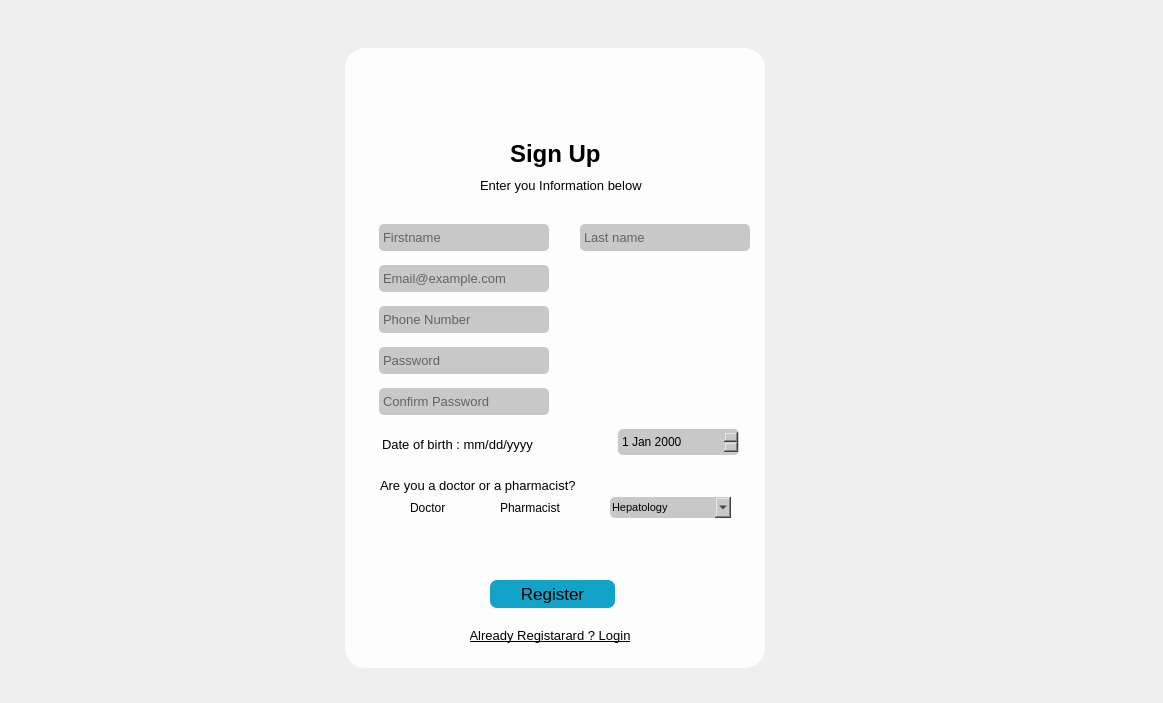
Behiry1/Smart_Pharmcy_System, file Application_Pharm/Final_Main_FFuiFF.ui: the form before one commit.
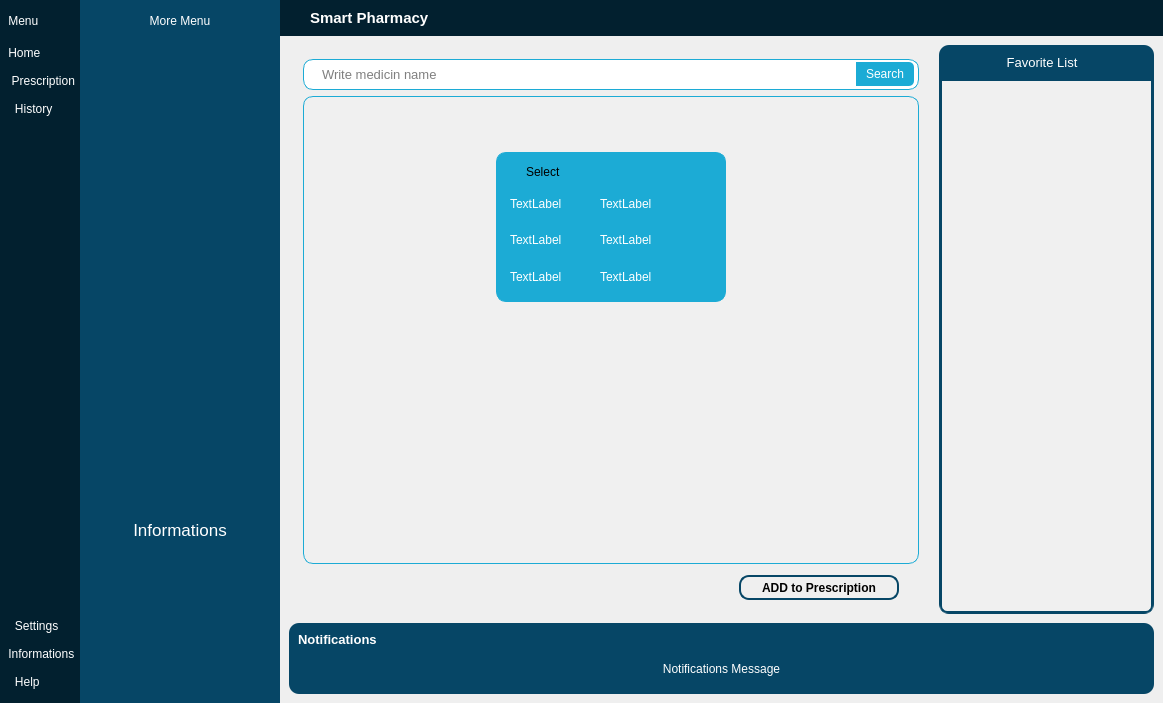
The form after the commit. The open tabs and pages were chosen to show the change. Icons and pictures are not drawn.

The edit to the form file:
```diff
--- a/Application_Pharm/Final_Main_FFuiFF.ui
+++ b/Application_Pharm/Final_Main_FFuiFF.ui
@@ -59,924 +59,6 @@
          <property name="currentIndex">
           <number>0</number>
          </property>
-         <widget class="QWidget" name="Login_SignUp_Page">
-          <property name="styleSheet">
-           <string notr="true">*{
-	background-color:;
-	background-image:url(:/Image_photo/Image_for_main/BGp.jpeg);
-	background-size: cover;
-    background-size: cover;
-    background-position: center;
-    background-repeat: no-repeat;
-    height: 100vh;
-    background-repeat: no-repeat;
-    background-size: 100% 100%;;
-
-}</string>
-          </property>
-          <layout class="QGridLayout" name="gridLayout">
-           <item row="0" column="0" alignment="Qt::AlignHCenter">
-            <widget class="QWidget" name="widget_2" native="true">
-             <property name="minimumSize">
-              <size>
-               <width>500</width>
-               <height>680</height>
-              </size>
-             </property>
-             <property name="styleSheet">
-              <string notr="true">*{
-border:none;
-Background-color: transparent;
-Background : transparent;
-padding:0;
-margin:0;
-color:#ffff;
-}
-
-#Login {
-    background-color: rgba(255, 255, 255, 0.9); /* Adjust the alpha value as needed */
-    border-radius: 20px;
-}
-
-#lineEdit , #lineEdit_2 , #lineEdit_3 , #lineEdit_4 , #lineEdit_5 , #lineEdit_6 , #dateEdit , #comboBox , #lineEdit_7 , #lineEdit_8
-{
-   background-color :rgb(200, 200, 200); 
-	padding : 4px 2px;
-    border-radius :5px;
-
-}
-#pushButton , #pushButton_4 {
-background-color:rgb(18, 163, 200);
-    border-radius: 7px;
-}
-#ErrorMessage , #ErrorMessage_2 {
-	color: red;
-    display: inline-block;
-    text-align: center;
-}
-</string>
-             </property>
-             <layout class="QVBoxLayout" name="verticalLayout_5">
-              <item alignment="Qt::AlignHCenter">
-               <widget class="QWidget" name="widget_3" native="true">
-                <property name="minimumSize">
-                 <size>
-                  <width>490</width>
-                  <height>680</height>
-                 </size>
-                </property>
-                <property name="maximumSize">
-                 <size>
-                  <width>450</width>
-                  <height>680</height>
-                 </size>
-                </property>
-                <layout class="QVBoxLayout" name="verticalLayout_3">
-                 <item>
-                  <widget class="QWidget" name="Login" native="true">
-                   <property name="minimumSize">
-                    <size>
-                     <width>420</width>
-                     <height>620</height>
-                    </size>
-                   </property>
-                   <property name="maximumSize">
-                    <size>
-                     <width>420</width>
-                     <height>620</height>
-                    </size>
-                   </property>
-                   <layout class="QVBoxLayout" name="verticalLayout_4">
-                    <item alignment="Qt::AlignHCenter">
-                     <widget class="QStackedWidget" name="stackedWidget_2">
-                      <property name="minimumSize">
-                       <size>
-                        <width>390</width>
-                        <height>0</height>
-                       </size>
-                      </property>
-                      <property name="maximumSize">
-                       <size>
-                        <width>420</width>
-                        <height>16777215</height>
-                       </size>
-                      </property>
-                      <property name="currentIndex">
-                       <number>0</number>
-                      </property>
-                      <widget class="QWidget" name="LoginPage">
-                       <layout class="QGridLayout" name="gridLayout_2">
-                        <item row="0" column="2">
-                         <spacer name="horizontalSpacer_2">
-                          <property name="orientation">
-                           <enum>Qt::Horizontal</enum>
-                          </property>
-                          <property name="sizeHint" stdset="0">
-                           <size>
-                            <width>40</width>
-                            <height>20</height>
-                           </size>
-                          </property>
-                         </spacer>
-                        </item>
-                        <item row="1" column="1">
-                         <widget class="QFrame" name="frame_2">
-                          <property name="minimumSize">
-                           <size>
-                            <width>0</width>
-                            <height>135</height>
-                           </size>
-                          </property>
-                          <property name="frameShape">
-                           <enum>QFrame::StyledPanel</enum>
-                          </property>
-                          <property name="frameShadow">
-                           <enum>QFrame::Raised</enum>
-                          </property>
-                          <layout class="QGridLayout" name="gridLayout_3">
-                           <item row="1" column="0">
-                            <widget class="QLineEdit" name="lineEdit_7">
-                             <property name="minimumSize">
-                              <size>
-                               <width>215</width>
-                               <height>30</height>
-                              </size>
-                             </property>
-                             <property name="maximumSize">
-                              <size>
-                               <width>192</width>
-                               <height>27</height>
-                              </size>
-                             </property>
-                             <property name="font">
-                              <font>
-                               <pointsize>10</pointsize>
-                              </font>
-                             </property>
-                             <property name="placeholderText">
-                              <string>Email@example.com</string>
-                             </property>
-                            </widget>
-                           </item>
-                           <item row="3" column="0">
-                            <widget class="QLineEdit" name="lineEdit_8">
-                             <property name="minimumSize">
-                              <size>
-                               <width>215</width>
-                               <height>30</height>
-                              </size>
-                             </property>
-                             <property name="maximumSize">
-                              <size>
-                               <width>150</width>
-                               <height>27</height>
-                              </size>
-                             </property>
-                             <property name="font">
-                              <font>
-                               <pointsize>10</pointsize>
-                              </font>
-                             </property>
-                             <property name="echoMode">
-                              <enum>QLineEdit::Password</enum>
-                             </property>
-                             <property name="placeholderText">
-                              <string>Password</string>
-                             </property>
-                            </widget>
-                           </item>
-                          </layout>
-                         </widget>
-                        </item>
-                        <item row="0" column="1">
-                         <widget class="QWidget" name="widget_4" native="true">
-                          <property name="minimumSize">
-                           <size>
-                            <width>124</width>
-                            <height>150</height>
-                           </size>
-                          </property>
-                          <property name="maximumSize">
-                           <size>
-                            <width>225</width>
-                            <height>16777215</height>
-                           </size>
-                          </property>
-                          <widget class="QLabel" name="label_9">
-                           <property name="geometry">
-                            <rect>
-                             <x>80</x>
-                             <y>50</y>
-                             <width>66</width>
-                             <height>65</height>
-                            </rect>
-                           </property>
-                           <property name="minimumSize">
-                            <size>
-                             <width>64</width>
-                             <height>64</height>
-                            </size>
-                           </property>
-                           <property name="maximumSize">
-                            <size>
-                             <width>66</width>
-                             <height>66</height>
-                            </size>
-                           </property>
-                           <property name="text">
-                            <string/>
-                           </property>
-                           <property name="pixmap">
-                            <pixmap resource="Final_Main_ph.qrc">:/Icon_custom/Image_for_main/icon_custom/login.png</pixmap>
-                           </property>
-                          </widget>
-                          <widget class="QLabel" name="label_10">
-                           <property name="geometry">
-                            <rect>
-                             <x>80</x>
-                             <y>130</y>
-                             <width>91</width>
-                             <height>31</height>
-                            </rect>
-                           </property>
-                           <property name="font">
-                            <font>
-                             <pointsize>18</pointsize>
-                             <weight>75</weight>
-                             <bold>true</bold>
-                            </font>
-                           </property>
-                           <property name="layoutDirection">
-                            <enum>Qt::LeftToRight</enum>
-                           </property>
-                           <property name="autoFillBackground">
-                            <bool>false</bool>
-                           </property>
-                           <property name="text">
-                            <string>Login</string>
-                           </property>
-                          </widget>
-                          <widget class="QLabel" name="label_11">
-                           <property name="geometry">
-                            <rect>
-                             <x>15</x>
-                             <y>170</y>
-                             <width>201</width>
-                             <height>20</height>
-                            </rect>
-                           </property>
-                           <property name="font">
-                            <font>
-                             <pointsize>10</pointsize>
-                            </font>
-                           </property>
-                           <property name="text">
-                            <string>Welcome To Smart Pharmacy App</string>
-                           </property>
-                          </widget>
-                         </widget>
-                        </item>
-                        <item row="0" column="0">
-                         <spacer name="horizontalSpacer">
-                          <property name="orientation">
-                           <enum>Qt::Horizontal</enum>
-                          </property>
-                          <property name="sizeHint" stdset="0">
-                           <size>
-                            <width>40</width>
-                            <height>20</height>
-                           </size>
-                          </property>
-                         </spacer>
-                        </item>
-                        <item row="2" column="0" colspan="3">
-                         <widget class="QFrame" name="frame_3">
-                          <property name="minimumSize">
-                           <size>
-                            <width>209</width>
-                            <height>100</height>
-                           </size>
-                          </property>
-                          <property name="frameShape">
-                           <enum>QFrame::StyledPanel</enum>
-                          </property>
-                          <property name="frameShadow">
-                           <enum>QFrame::Raised</enum>
-                          </property>
-                          <widget class="QPushButton" name="pushButton_3">
-                           <property name="geometry">
-                            <rect>
-                             <x>103</x>
-                             <y>131</y>
-                             <width>170</width>
-                             <height>25</height>
-                            </rect>
-                           </property>
-                           <property name="minimumSize">
-                            <size>
-                             <width>170</width>
-                             <height>25</height>
-                            </size>
-                           </property>
-                           <property name="maximumSize">
-                            <size>
-                             <width>160</width>
-                             <height>25</height>
-                            </size>
-                           </property>
-                           <property name="font">
-                            <font>
-                             <pointsize>10</pointsize>
-                             <underline>true</underline>
-                            </font>
-                           </property>
-                           <property name="text">
-                            <string>Not Registerd ? Register </string>
-                           </property>
-                          </widget>
-                          <widget class="QPushButton" name="pushButton_4">
-                           <property name="geometry">
-                            <rect>
-                             <x>117</x>
-                             <y>70</y>
-                             <width>140</width>
-                             <height>30</height>
-                            </rect>
-                           </property>
-                           <property name="minimumSize">
-                            <size>
-                             <width>140</width>
-                             <height>30</height>
-                            </size>
-                           </property>
-                           <property name="maximumSize">
-                            <size>
-                             <width>140</width>
-                             <height>28</height>
-                            </size>
-                           </property>
-                           <property name="font">
-                            <font>
-                             <pointsize>13</pointsize>
-                             <weight>50</weight>
-                             <italic>false</italic>
-                             <bold>false</bold>
-                             <strikeout>false</strikeout>
-                             <stylestrategy>PreferAntialias</stylestrategy>
-                             <kerning>true</kerning>
-                            </font>
-                           </property>
-                           <property name="text">
-                            <string>Login</string>
-                           </property>
-                          </widget>
-                          <widget class="QLabel" name="ErrorMessage_2">
-                           <property name="geometry">
-                            <rect>
-                             <x>50</x>
-                             <y>0</y>
-                             <width>271</width>
-                             <height>20</height>
-                            </rect>
-                           </property>
-                           <property name="text">
-                            <string/>
-                           </property>
-                           <property name="wordWrap">
-                            <bool>true</bool>
-                           </property>
-                          </widget>
-                         </widget>
-                        </item>
-                       </layout>
-                      </widget>
-                      <widget class="QWidget" name="RegisterPage">
-                       <widget class="QWidget" name="widget_5" native="true">
-                        <property name="geometry">
-                         <rect>
-                          <x>100</x>
-                          <y>11</y>
-                          <width>201</width>
-                          <height>131</height>
-                         </rect>
-                        </property>
-                        <widget class="QLabel" name="label">
-                         <property name="geometry">
-                          <rect>
-                           <x>70</x>
-                           <y>0</y>
-                           <width>61</width>
-                           <height>61</height>
-                          </rect>
-                         </property>
-                         <property name="minimumSize">
-                          <size>
-                           <width>50</width>
-                           <height>50</height>
-                          </size>
-                         </property>
-                         <property name="maximumSize">
-                          <size>
-                           <width>64</width>
-                           <height>64</height>
-                          </size>
-                         </property>
-                         <property name="text">
-                          <string/>
-                         </property>
-                         <property name="pixmap">
-                          <pixmap resource="Final_Main_ph.qrc">:/Icon_custom/Image_for_main/icon_custom/add-friend50px.png</pixmap>
-                         </property>
-                        </widget>
-                        <widget class="QLabel" name="label_2">
-                         <property name="geometry">
-                          <rect>
-                           <x>50</x>
-                           <y>70</y>
-                           <width>91</width>
-                           <height>31</height>
-                          </rect>
-                         </property>
-                         <property name="font">
-                          <font>
-                           <pointsize>18</pointsize>
-                           <weight>75</weight>
-                           <bold>true</bold>
-                          </font>
-                         </property>
-                         <property name="text">
-                          <string>Sign Up</string>
-                         </property>
-                        </widget>
-                        <widget class="QLabel" name="label_3">
-                         <property name="geometry">
-                          <rect>
-                           <x>20</x>
-                           <y>107</y>
-                           <width>171</width>
-                           <height>20</height>
-                          </rect>
-                         </property>
-                         <property name="font">
-                          <font>
-                           <pointsize>10</pointsize>
-                          </font>
-                         </property>
-                         <property name="text">
-                          <string>Enter you Information below</string>
-                         </property>
-                        </widget>
-                       </widget>
-                       <widget class="QFrame" name="frame">
-                        <property name="geometry">
-                         <rect>
-                          <x>10</x>
-                          <y>150</y>
-                          <width>391</width>
-                          <height>351</height>
-                         </rect>
-                        </property>
-                        <property name="styleSheet">
-                         <string notr="true">*{
-
-}</string>
-                        </property>
-                        <property name="frameShape">
-                         <enum>QFrame::StyledPanel</enum>
-                        </property>
-                        <property name="frameShadow">
-                         <enum>QFrame::Raised</enum>
-                        </property>
-                        <widget class="QLineEdit" name="lineEdit_2">
-                         <property name="geometry">
-                          <rect>
-                           <x>9</x>
-                           <y>140</y>
-                           <width>170</width>
-                           <height>27</height>
-                          </rect>
-                         </property>
-                         <property name="minimumSize">
-                          <size>
-                           <width>170</width>
-                           <height>27</height>
-                          </size>
-                         </property>
-                         <property name="maximumSize">
-                          <size>
-                           <width>150</width>
-                           <height>27</height>
-                          </size>
-                         </property>
-                         <property name="font">
-                          <font>
-                           <pointsize>10</pointsize>
-                          </font>
-                         </property>
-                         <property name="echoMode">
-                          <enum>QLineEdit::Password</enum>
-                         </property>
-                         <property name="placeholderText">
-                          <string>Password</string>
-                         </property>
-                        </widget>
-                        <widget class="QLineEdit" name="lineEdit_3">
-                         <property name="geometry">
-                          <rect>
-                           <x>9</x>
-                           <y>181</y>
-                           <width>170</width>
-                           <height>27</height>
-                          </rect>
-                         </property>
-                         <property name="minimumSize">
-                          <size>
-                           <width>170</width>
-                           <height>27</height>
-                          </size>
-                         </property>
-                         <property name="maximumSize">
-                          <size>
-                           <width>170</width>
-                           <height>27</height>
-                          </size>
-                         </property>
-                         <property name="font">
-                          <font>
-                           <pointsize>10</pointsize>
-                          </font>
-                         </property>
-                         <property name="echoMode">
-                          <enum>QLineEdit::Password</enum>
-                         </property>
-                         <property name="placeholderText">
-                          <string>Confirm Password</string>
-                         </property>
-                        </widget>
-                        <widget class="QLineEdit" name="lineEdit_5">
-                         <property name="geometry">
-                          <rect>
-                           <x>9</x>
-                           <y>58</y>
-                           <width>170</width>
-                           <height>27</height>
-                          </rect>
-                         </property>
-                         <property name="minimumSize">
-                          <size>
-                           <width>170</width>
-                           <height>27</height>
-                          </size>
-                         </property>
-                         <property name="maximumSize">
-                          <size>
-                           <width>150</width>
-                           <height>27</height>
-                          </size>
-                         </property>
-                         <property name="font">
-                          <font>
-                           <pointsize>10</pointsize>
-                          </font>
-                         </property>
-                         <property name="placeholderText">
-                          <string>Email@example.com</string>
-                         </property>
-                        </widget>
-                        <widget class="QLineEdit" name="lineEdit_6">
-                         <property name="geometry">
-                          <rect>
-                           <x>9</x>
-                           <y>99</y>
-                           <width>170</width>
-                           <height>27</height>
-                          </rect>
-                         </property>
-                         <property name="minimumSize">
-                          <size>
-                           <width>170</width>
-                           <height>27</height>
-                          </size>
-                         </property>
-                         <property name="maximumSize">
-                          <size>
-                           <width>150</width>
-                           <height>27</height>
-                          </size>
-                         </property>
-                         <property name="font">
-                          <font>
-                           <pointsize>10</pointsize>
-                          </font>
-                         </property>
-                         <property name="echoMode">
-                          <enum>QLineEdit::Normal</enum>
-                         </property>
-                         <property name="placeholderText">
-                          <string>Phone Number</string>
-                         </property>
-                        </widget>
-                        <widget class="QLineEdit" name="lineEdit">
-                         <property name="geometry">
-                          <rect>
-                           <x>9</x>
-                           <y>17</y>
-                           <width>170</width>
-                           <height>27</height>
-                          </rect>
-                         </property>
-                         <property name="minimumSize">
-                          <size>
-                           <width>170</width>
-                           <height>27</height>
-                          </size>
-                         </property>
-                         <property name="maximumSize">
-                          <size>
-                           <width>130</width>
-                           <height>27</height>
-                          </size>
-                         </property>
-                         <property name="font">
-                          <font>
-                           <pointsize>10</pointsize>
-                          </font>
-                         </property>
-                         <property name="placeholderText">
-                          <string>Firstname</string>
-                         </property>
-                        </widget>
-                        <widget class="QLineEdit" name="lineEdit_4">
-                         <property name="geometry">
-                          <rect>
-                           <x>210</x>
-                           <y>17</y>
-                           <width>170</width>
-                           <height>27</height>
-                          </rect>
-                         </property>
-                         <property name="minimumSize">
-                          <size>
-                           <width>170</width>
-                           <height>27</height>
-                          </size>
-                         </property>
-                         <property name="maximumSize">
-                          <size>
-                           <width>130</width>
-                           <height>27</height>
-                          </size>
-                         </property>
-                         <property name="font">
-                          <font>
-                           <pointsize>10</pointsize>
-                          </font>
-                         </property>
-                         <property name="placeholderText">
-                          <string>Last name</string>
-                         </property>
-                        </widget>
-                        <widget class="QLabel" name="label_4">
-                         <property name="geometry">
-                          <rect>
-                           <x>12</x>
-                           <y>229</y>
-                           <width>201</width>
-                           <height>16</height>
-                          </rect>
-                         </property>
-                         <property name="font">
-                          <font>
-                           <pointsize>10</pointsize>
-                          </font>
-                         </property>
-                         <property name="text">
-                          <string>Date of birth : mm/dd/yyyy</string>
-                         </property>
-                        </widget>
-                        <widget class="QDateEdit" name="dateEdit">
-                         <property name="geometry">
-                          <rect>
-                           <x>248</x>
-                           <y>222</y>
-                           <width>121</width>
-                           <height>26</height>
-                          </rect>
-                         </property>
-                        </widget>
-                        <widget class="QLabel" name="label_5">
-                         <property name="geometry">
-                          <rect>
-                           <x>10</x>
-                           <y>270</y>
-                           <width>195</width>
-                           <height>16</height>
-                          </rect>
-                         </property>
-                         <property name="font">
-                          <font>
-                           <pointsize>10</pointsize>
-                          </font>
-                         </property>
-                         <property name="text">
-                          <string>Are you a doctor or a pharmacist?</string>
-                         </property>
-                        </widget>
-                        <widget class="QRadioButton" name="radioButton_Dr">
-                         <property name="geometry">
-                          <rect>
-                           <x>20</x>
-                           <y>292</y>
-                           <width>82</width>
-                           <height>17</height>
-                          </rect>
-                         </property>
-                         <property name="text">
-                          <string>Doctor</string>
-                         </property>
-                        </widget>
-                        <widget class="QRadioButton" name="radioButton_pharm">
-                         <property name="geometry">
-                          <rect>
-                           <x>110</x>
-                           <y>292</y>
-                           <width>82</width>
-                           <height>17</height>
-                          </rect>
-                         </property>
-                         <property name="text">
-                          <string>Pharmacist</string>
-                         </property>
-                        </widget>
-                        <widget class="QComboBox" name="comboBox">
-                         <property name="geometry">
-                          <rect>
-                           <x>240</x>
-                           <y>290</y>
-                           <width>121</width>
-                           <height>21</height>
-                          </rect>
-                         </property>
-                         <property name="font">
-                          <font>
-                           <pointsize>8</pointsize>
-                          </font>
-                         </property>
-                         <item>
-                          <property name="text">
-                           <string>Hepatology
-</string>
-                          </property>
-                         </item>
-                         <item>
-                          <property name="text">
-                           <string>Neurology
-</string>
-                          </property>
-                         </item>
-                         <item>
-                          <property name="text">
-                           <string>Obstetrics and Gynecology</string>
-                          </property>
-                         </item>
-                         <item>
-                          <property name="text">
-                           <string>Internal Medicine
-</string>
-                          </property>
-                         </item>
-                         <item>
-                          <property name="text">
-                           <string>Orthopedics
-</string>
-                          </property>
-                         </item>
-                         <item>
-                          <property name="text">
-                           <string>Pediatrics
-</string>
-                          </property>
-                         </item>
-                         <item>
-                          <property name="text">
-                           <string>Urology</string>
-                          </property>
-                         </item>
-                         <item>
-                          <property name="text">
-                           <string>Gastroenterology
-</string>
-                          </property>
-                         </item>
-                         <item>
-                          <property name="text">
-                           <string>Ophthalmology</string>
-                          </property>
-                         </item>
-                         <item>
-                          <property name="text">
-                           <string>ENT (Ear, Nose, and Throat)</string>
-                          </property>
-                         </item>
-                        </widget>
-                       </widget>
-                       <widget class="QPushButton" name="pushButton">
-                        <property name="geometry">
-                         <rect>
-                          <x>130</x>
-                          <y>523</y>
-                          <width>125</width>
-                          <height>28</height>
-                         </rect>
-                        </property>
-                        <property name="minimumSize">
-                         <size>
-                          <width>125</width>
-                          <height>28</height>
-                         </size>
-                        </property>
-                        <property name="maximumSize">
-                         <size>
-                          <width>125</width>
-                          <height>28</height>
-                         </size>
-                        </property>
-                        <property name="font">
-                         <font>
-                          <pointsize>13</pointsize>
-                          <weight>50</weight>
-                          <italic>false</italic>
-                          <bold>false</bold>
-                          <strikeout>false</strikeout>
-                          <stylestrategy>PreferAntialias</stylestrategy>
-                          <kerning>true</kerning>
-                         </font>
-                        </property>
-                        <property name="text">
-                         <string>Register</string>
-                        </property>
-                       </widget>
-                       <widget class="QPushButton" name="pushButton_2">
-                        <property name="geometry">
-                         <rect>
-                          <x>110</x>
-                          <y>566</y>
-                          <width>160</width>
-                          <height>25</height>
-                         </rect>
-                        </property>
-                        <property name="minimumSize">
-                         <size>
-                          <width>160</width>
-                          <height>25</height>
-                         </size>
-                        </property>
-                        <property name="maximumSize">
-                         <size>
-                          <width>160</width>
-                          <height>25</height>
-                         </size>
-                        </property>
-                        <property name="font">
-                         <font>
-                          <pointsize>10</pointsize>
-                          <underline>true</underline>
-                         </font>
-                        </property>
-                        <property name="text">
-                         <string>Already Registarard ? Login</string>
-                        </property>
-                       </widget>
-                       <widget class="QLabel" name="ErrorMessage">
-                        <property name="geometry">
-                         <rect>
-                          <x>60</x>
-                          <y>490</y>
-                          <width>271</width>
-                          <height>20</height>
-                         </rect>
-                        </property>
-                        <property name="text">
-                         <string/>
-                        </property>
-                        <property name="wordWrap">
-                         <bool>true</bool>
-                        </property>
-                       </widget>
-                      </widget>
-                     </widget>
-                    </item>
-                   </layout>
-                  </widget>
-                 </item>
-                </layout>
-               </widget>
-              </item>
-             </layout>
-            </widget>
-           </item>
-          </layout>
-         </widget>
          <widget class="QWidget" name="Main_page">
           <property name="styleSheet">
            <string notr="true">*{
@@ -1289,7 +371,6 @@
                          <property name="font">
                           <font>
                            <pointsize>11</pointsize>
-                           <weight>75</weight>
                            <bold>true</bold>
                           </font>
                          </property>
@@ -1597,8 +678,8 @@
                                   <rect>
                                    <x>0</x>
                                    <y>0</y>
-                                   <width>594</width>
-                                   <height>443</height>
+                                   <width>589</width>
+                                   <height>438</height>
                                   </rect>
                                  </property>
                                  <layout class="QGridLayout" name="gridLayout_8">
@@ -1792,7 +873,6 @@
                                 <property name="font">
                                  <font>
                                   <pointsize>9</pointsize>
-                                  <weight>75</weight>
                                   <bold>true</bold>
                                  </font>
                                 </property>
@@ -3276,7 +2356,6 @@
                          <property name="font">
                           <font>
                            <pointsize>10</pointsize>
-                           <weight>75</weight>
                            <bold>true</bold>
                           </font>
                          </property>
@@ -3304,7 +2383,6 @@
                             </property>
                             <property name="font">
                              <font>
-                              <weight>50</weight>
                               <bold>false</bold>
                              </font>
                             </property>
```
Left out of the diff: 19 changed lines with no effect on the pictures.
